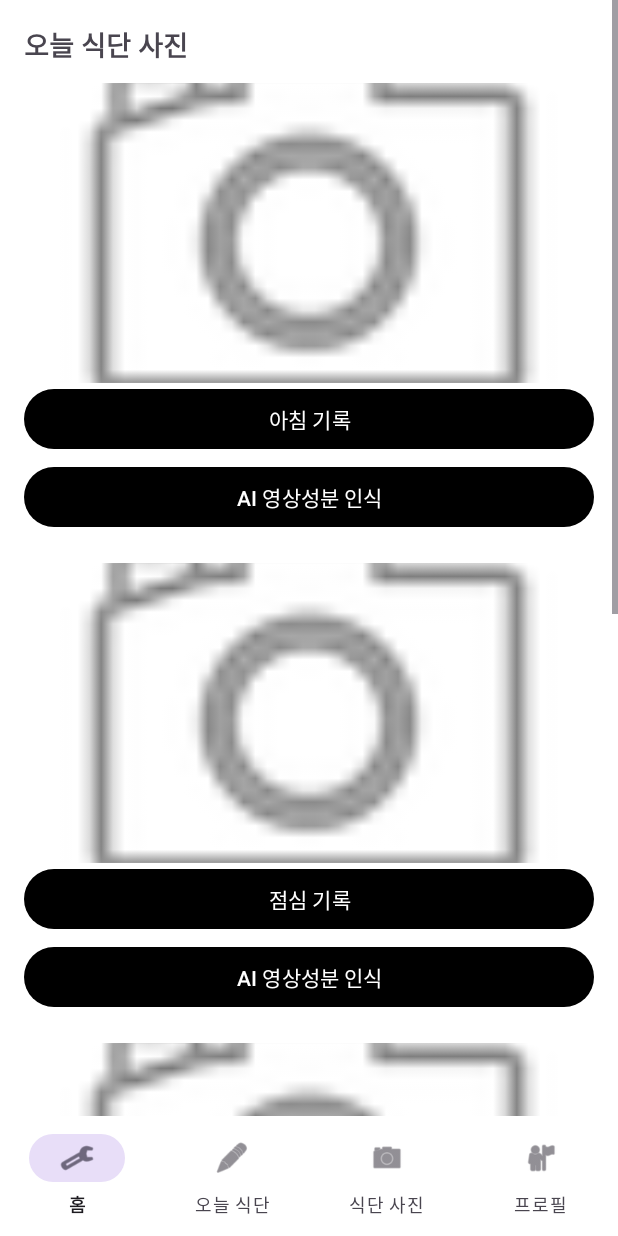
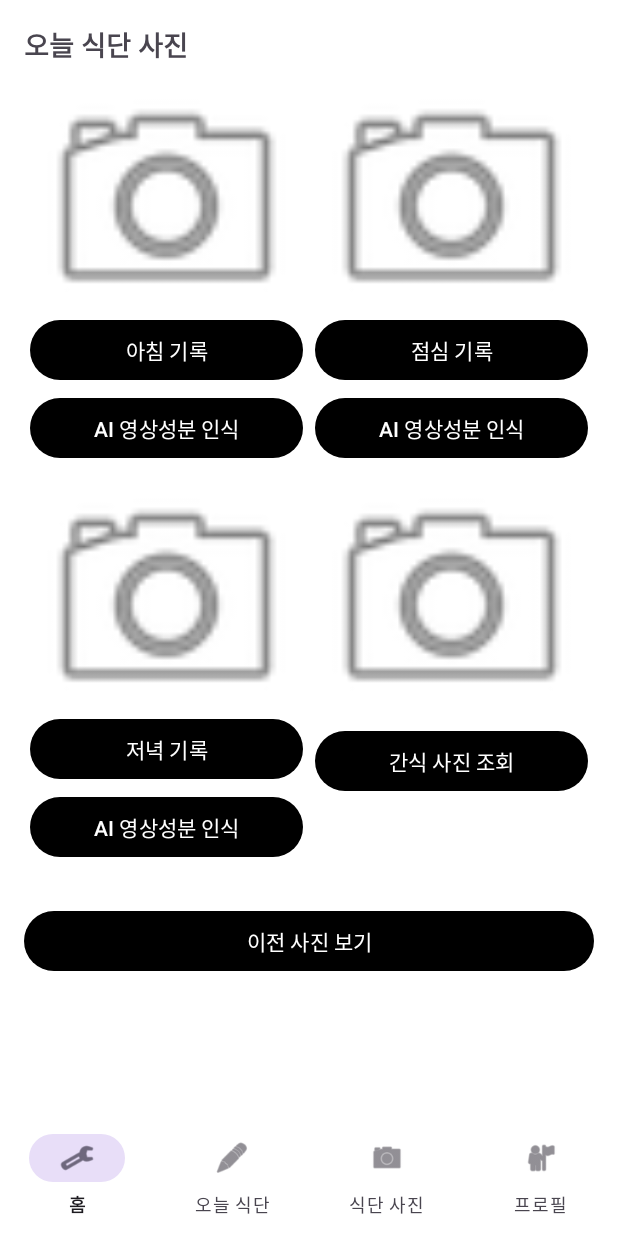
Before and after one commit to daehee1018/CBNU_opensource_team6, an Android app: the fragment MealPhotoFragment placed in its activity, on a phone screen of 412 x 824 dp. Run offline under Robolectric (Android 15) with nearby library versions, the phone set to English and light mode, and no system bars; our stand-ins replace Volley; pictures from the network do not load.

Commit message:
오늘 식단 사진 화면 갤러리 형태로 변경

```diff
--- a/Frontend/app/src/main/res/layout/fragment_meal_photo.xml
+++ b/Frontend/app/src/main/res/layout/fragment_meal_photo.xml
@@ -16,11 +16,23 @@
             android:textStyle="bold"
             android:textSize="18sp" />
 
+        <androidx.gridlayout.widget.GridLayout
+            android:layout_width="match_parent"
+            android:layout_height="wrap_content"
+            android:columnCount="2"
+            android:layout_marginTop="12dp"
+            android:useDefaultMargins="true">
+
+            <LinearLayout
+                android:layout_width="0dp"
+                android:layout_height="wrap_content"
+                android:layout_columnWeight="1"
+                android:orientation="vertical">
+
                 <ImageView
                     android:id="@+id/imgBreakfast"
                     android:layout_width="match_parent"
-            android:layout_height="200dp"
-            android:layout_marginTop="12dp"
+                    android:layout_height="150dp"
                     android:scaleType="centerCrop"
                     android:src="@android:drawable/ic_menu_camera" />
 
@@ -36,12 +48,18 @@
                     android:layout_height="wrap_content"
                     android:text="AI 영상성분 인식"
                     android:layout_marginBottom="8dp" />
+            </LinearLayout>
+
+            <LinearLayout
+                android:layout_width="0dp"
+                android:layout_height="wrap_content"
+                android:layout_columnWeight="1"
+                android:orientation="vertical">
 
                 <ImageView
                     android:id="@+id/imgLunch"
                     android:layout_width="match_parent"
-            android:layout_height="200dp"
-            android:layout_marginTop="12dp"
+                    android:layout_height="150dp"
                     android:scaleType="centerCrop"
                     android:src="@android:drawable/ic_menu_camera" />
 
@@ -57,12 +75,18 @@
                     android:layout_height="wrap_content"
                     android:text="AI 영상성분 인식"
                     android:layout_marginBottom="8dp" />
+            </LinearLayout>
+
+            <LinearLayout
+                android:layout_width="0dp"
+                android:layout_height="wrap_content"
+                android:layout_columnWeight="1"
+                android:orientation="vertical">
 
                 <ImageView
                     android:id="@+id/imgDinner"
                     android:layout_width="match_parent"
-            android:layout_height="200dp"
-            android:layout_marginTop="12dp"
+                    android:layout_height="150dp"
                     android:scaleType="centerCrop"
                     android:src="@android:drawable/ic_menu_camera" />
 
@@ -78,14 +102,29 @@
                     android:layout_height="wrap_content"
                     android:text="AI 영상성분 인식"
                     android:layout_marginBottom="8dp" />
+            </LinearLayout>
+
+            <LinearLayout
+                android:layout_width="0dp"
+                android:layout_height="wrap_content"
+                android:layout_columnWeight="1"
+                android:orientation="vertical">
 
                 <ImageView
                     android:id="@+id/imgSnack"
                     android:layout_width="match_parent"
-            android:layout_height="200dp"
-            android:layout_marginTop="12dp"
+                    android:layout_height="150dp"
                     android:scaleType="centerCrop"
                     android:src="@android:drawable/ic_menu_camera" />
+
+                <Button
+                    android:id="@+id/btnSnackHistory"
+                    android:layout_width="match_parent"
+                    android:layout_height="wrap_content"
+                    android:text="간식 사진 조회"
+                    android:layout_marginTop="8dp" />
+            </LinearLayout>
+        </androidx.gridlayout.widget.GridLayout>
 
         <Button
             android:id="@+id/btnHistory"
@@ -94,12 +133,5 @@
             android:text="이전 사진 보기"
             android:layout_marginTop="16dp" />
 
-        <Button
-            android:id="@+id/btnSnackHistory"
-            android:layout_width="match_parent"
-            android:layout_height="wrap_content"
-            android:text="간식 사진 조회"
-            android:layout_marginTop="8dp" />
-
     </LinearLayout>
 </ScrollView>
```
Also changed, not shown: Frontend/app/src/main/res/layout/activity_meal_photo.xml (+21 -12 lines). Lines whose indentation alone changed are shown as unchanged.
